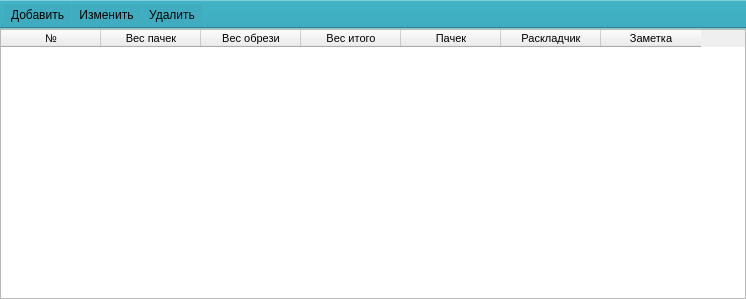
The window that ui/cut_list.ui (Meller008/CRM-Avi) describes before a commit, drawn with Qt 5.
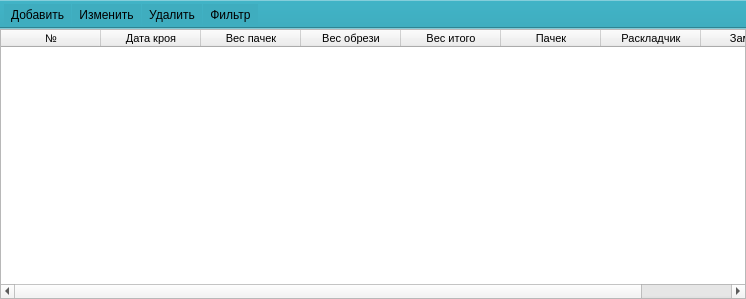
The same window after the commit.

Patch:
```diff
--- a/ui/cut_list.ui
+++ b/ui/cut_list.ui
@@ -64,6 +64,11 @@
         <string>№</string>
        </property>
       </column>
+      <column>
+       <property name="text">
+        <string>Дата кроя</string>
+       </property>
+      </column>
       <column>
        <property name="text">
         <string>Вес пачек</string>
@@ -117,6 +122,7 @@
    <addaction name="new_cut"/>
    <addaction name="pb_edit_cut"/>
    <addaction name="pb_del_cut"/>
+   <addaction name="pb_filter"/>
   </widget>
   <action name="new_cut">
    <property name="text">
@@ -133,6 +139,11 @@
     <string>Удалить</string>
    </property>
   </action>
+  <action name="pb_filter">
+   <property name="text">
+    <string>Фильтр</string>
+   </property>
+  </action>
  </widget>
  <resources/>
  <connections>
```
Left out of the diff: 17 changed lines with no effect on the pictures.
